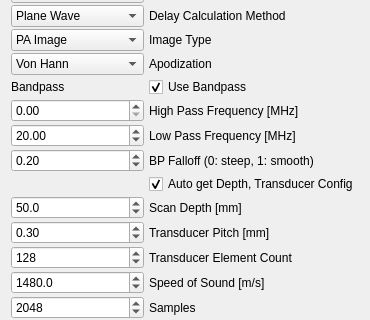
This is Plugins/org.mitk.gui.qt.photoacoustics.imageprocessing/src/internal/PAImageProcessingControls.ui in MITK/MITK as Qt 5 draws it before an edit; both pictures show x 0 to 370 and y 276 to 596 of the 370 by 875 pixel window. The edited form follows.
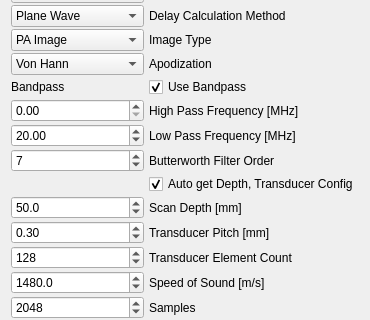
This is the edited form.

```diff
--- a/Plugins/org.mitk.gui.qt.photoacoustics.imageprocessing/src/internal/PAImageProcessingControls.ui
+++ b/Plugins/org.mitk.gui.qt.photoacoustics.imageprocessing/src/internal/PAImageProcessingControls.ui
@@ -361,31 +361,6 @@
            </property>
           </widget>
          </item>
-         <item row="10" column="0">
-          <widget class="QDoubleSpinBox" name="BPFalloff">
-           <property name="sizePolicy">
-            <sizepolicy hsizetype="Preferred" vsizetype="Fixed">
-             <horstretch>0</horstretch>
-             <verstretch>0</verstretch>
-            </sizepolicy>
-           </property>
-           <property name="decimals">
-            <number>2</number>
-           </property>
-           <property name="minimum">
-            <double>0.010000000000000</double>
-           </property>
-           <property name="maximum">
-            <double>1.000000000000000</double>
-           </property>
-           <property name="singleStep">
-            <double>0.100000000000000</double>
-           </property>
-           <property name="value">
-            <double>0.200000000000000</double>
-           </property>
-          </widget>
-         </item>
          <item row="8" column="0">
           <widget class="QDoubleSpinBox" name="BPhigh">
            <property name="sizePolicy">
@@ -434,7 +409,7 @@
          <item row="10" column="1">
           <widget class="QLabel" name="label_13">
            <property name="text">
-            <string>BP Falloff (0: steep, 1: smooth)</string>
+            <string>Butterworth Filter Order</string>
            </property>
           </widget>
          </item>
@@ -636,6 +611,19 @@
            </property>
           </widget>
          </item>
+         <item row="10" column="0">
+          <widget class="QSpinBox" name="BPFalloff">
+           <property name="minimum">
+            <number>1</number>
+           </property>
+           <property name="maximum">
+            <number>20</number>
+           </property>
+           <property name="value">
+            <number>7</number>
+           </property>
+          </widget>
+         </item>
         </layout>
        </item>
       </layout>
```
